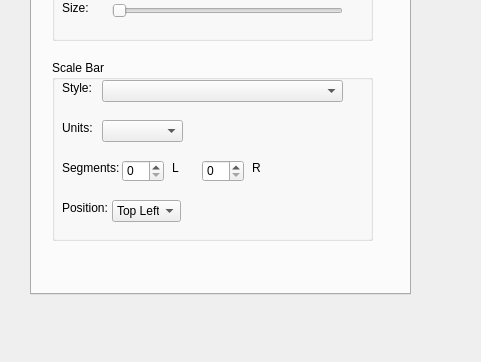
Before: the Qt Designer form plugins/map_branding/map_branding_dialog_base.ui in ms888ekb/plugin_factory, drawn with Qt 5; both pictures show x 0 to 481 and y 226 to 588 of the 930 by 588 pixel window.
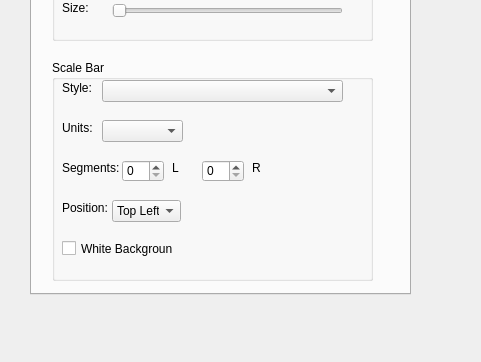
After: the same form once the commit is applied.

Commit message: scale bar on the map

Diff of the .ui file:
```diff
--- a/plugins/map_branding/map_branding_dialog_base.ui
+++ b/plugins/map_branding/map_branding_dialog_base.ui
@@ -362,7 +362,7 @@
        <x>20</x>
        <y>240</y>
        <width>321</width>
-       <height>181</height>
+       <height>221</height>
       </rect>
      </property>
      <property name="title">
@@ -516,6 +516,19 @@
        </property>
       </item>
      </widget>
+     <widget class="QCheckBox" name="sbWhiteBg">
+      <property name="geometry">
+       <rect>
+        <x>10</x>
+        <y>180</y>
+        <width>111</width>
+        <height>17</height>
+       </rect>
+      </property>
+      <property name="text">
+       <string>White Background</string>
+      </property>
+     </widget>
     </widget>
    </widget>
    <widget class="QWidget" name="tabMetadata">
```
The commit also changes 1 other file.
